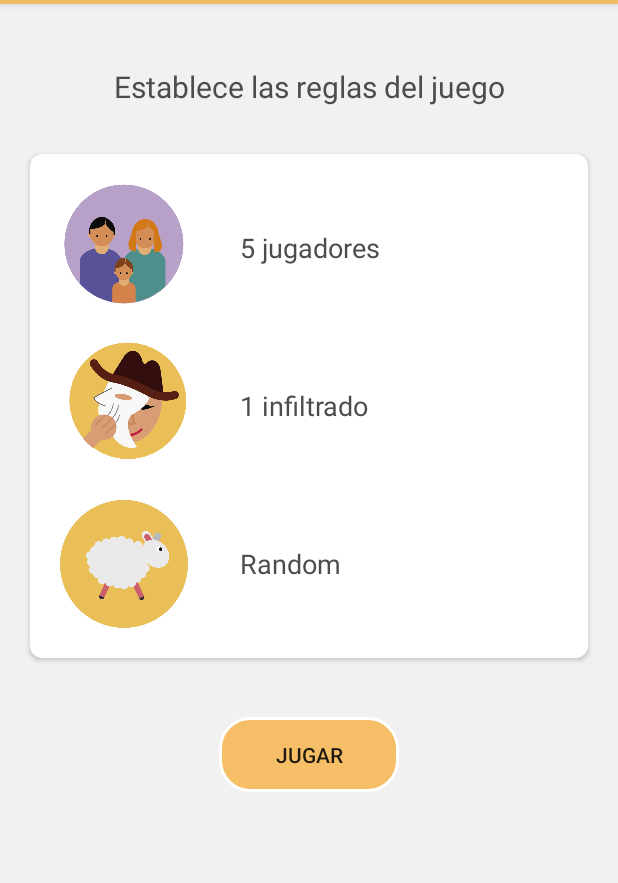
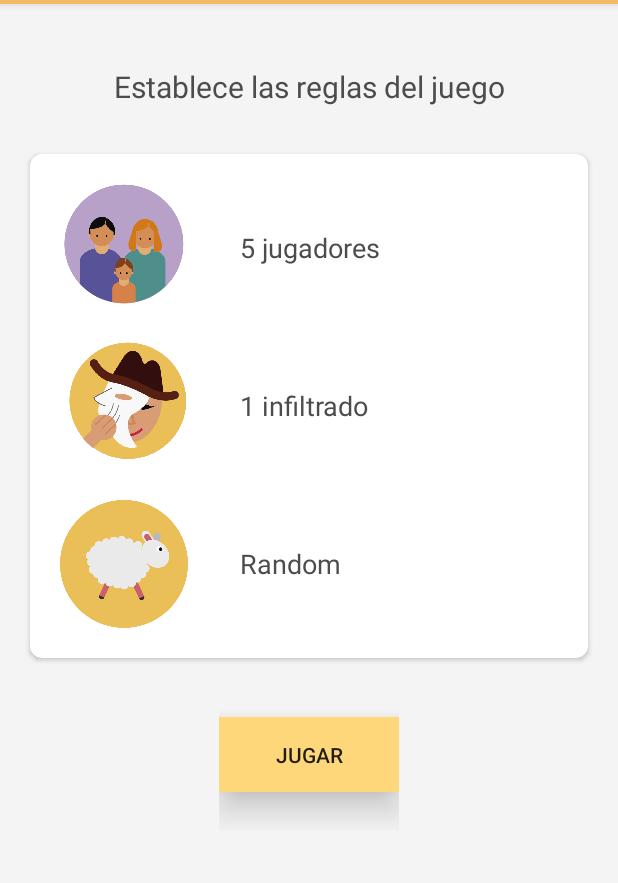
Before and after one commit to uribernal/eGames, an Android app: the screen it shows after launch (SetRulesActivity), after a tap on "Infiltrado", on a phone screen of 412 x 824 dp, the part 80-963 px from its top. Run offline under Robolectric (Android 15) with nearby library versions, the phone set to English and light mode, and no system bars.

Commit message:
petits canvis

```diff
--- a/app/src/main/res/layout/activity_set_rules.xml
+++ b/app/src/main/res/layout/activity_set_rules.xml
@@ -148,9 +148,8 @@
             android:layout_height="@dimen/rules_btn_height"
             android:layout_centerInParent="true"
             android:layout_gravity="center_horizontal"
-            android:background="@drawable/game_button"
+            android:background="@color/bandColor"
             android:elevation="8dp"
-            android:fitsSystemWindows="true"
             android:stateListAnimator="@null"
             android:text="@string/rules_play"
             android:translationZ="@dimen/rules_btn_translationZ" />
--- a/app/src/main/res/layout/popup_reveal_role.xml
+++ b/app/src/main/res/layout/popup_reveal_role.xml
@@ -1,7 +1,7 @@
 <?xml version="1.0" encoding="utf-8"?>
 <LinearLayout xmlns:android="http://schemas.android.com/apk/res/android"
     android:layout_width="@dimen/game_ll_width"
-    android:layout_height="@dimen/game_ll_height"
+    android:layout_height="wrap_content"
     android:layout_gravity="center"
     android:background="@color/popupBackgroundColor"
     android:orientation="vertical"
@@ -60,6 +60,7 @@
         android:layout_width="wrap_content"
         android:layout_height="wrap_content"
         android:layout_gravity="center_horizontal"
+        android:layout_marginBottom="@dimen/game_btn_marginBottom"
         android:layout_marginTop="@dimen/game_btn_marginTop"
         android:background="@drawable/game_button"
         android:text="@string/game_block"
--- a/app/src/main/res/values/colors.xml
+++ b/app/src/main/res/values/colors.xml
@@ -5,7 +5,7 @@
     <color name="colorAccent">#4d4c4c</color>
 
     <!-- Main Acivity -->
-    <color name="mainBackgroundColor">#adededed</color>
+    <color name="mainBackgroundColor">#adf2f2f2</color>
     <color name="cardColor">#e5ffffff</color>
     <color name="bandColor">#ffd77b</color>
 
@@ -14,7 +14,7 @@
 
     <!-- Game Activity -->
     <color name="popupBackgroundColor">#2f333f</color>
-    <color name="blockedPlayerColor">#d4d4d4d4</color>
+    <color name="blockedPlayerColor">#ebfcfcfc</color>
 
 
     <!-- Test Colors -->
--- a/app/src/main/res/values/dimens.xml
+++ b/app/src/main/res/values/dimens.xml
@@ -80,6 +80,7 @@
     <dimen name="game_tv_role_marginTop">5dp</dimen>
     <dimen name="game_tv_role_textSize">20sp</dimen>
     <dimen name="game_btn_marginTop">25dp</dimen>
+    <dimen name="game_btn_marginBottom">10dp</dimen>
     <!--*** Item Game Player ***-->
     <dimen name="game_cv_height">60dp</dimen>
     <dimen name="game_cv_marginStart">40dp</dimen>
```
